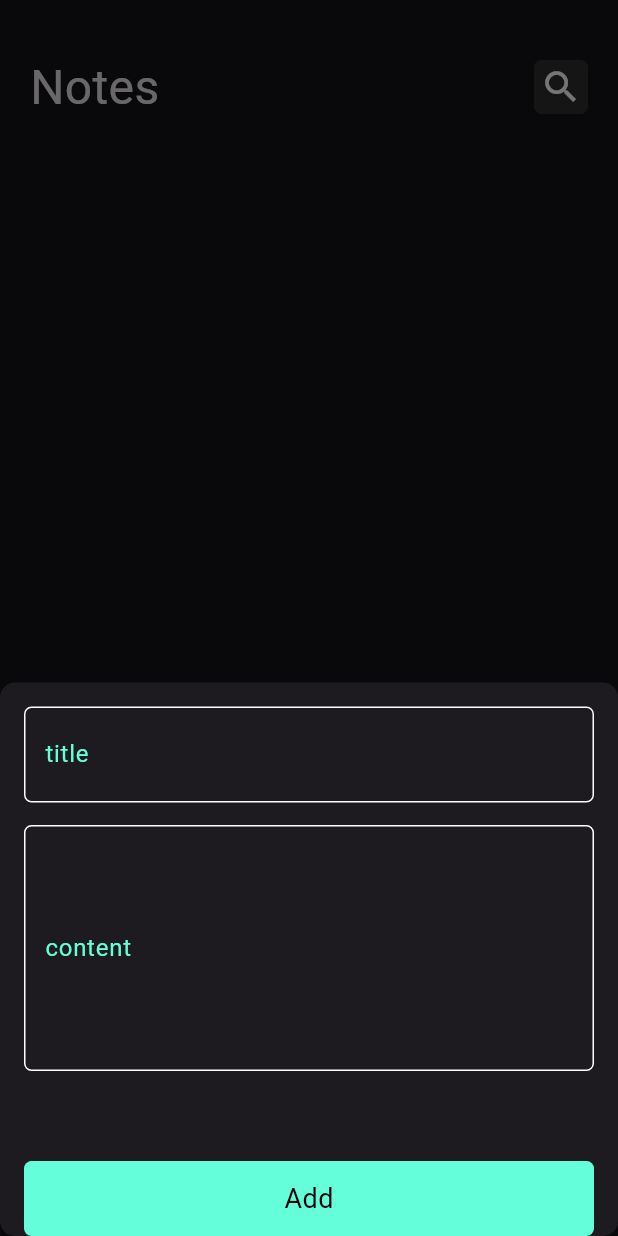
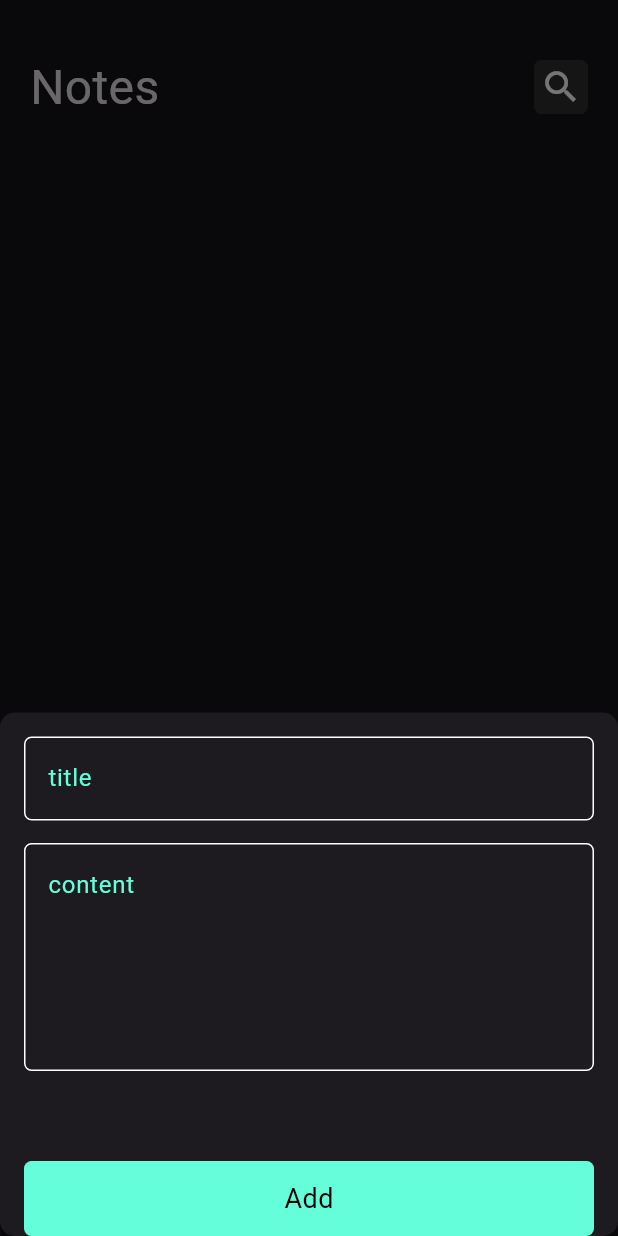
Before and after one commit to nourhanbakry/app_for_notes, a Flutter app: the screen it shows after launch, after a tap on the "add" icon, on a phone screen of 412 x 824 dp. Run offline on Flutter 3.47's test engine with Material 3 defaults, Android fonts, the phone set to English and light mode, and no system bars; our stand-ins replace bloc, flutter_bloc, hive, hive_flutter; accounts and stored records are empty.

Commit message:
edit note done

```diff
--- a/lib/Widgets/add_note_form.dart
+++ b/lib/Widgets/add_note_form.dart
@@ -31,26 +31,27 @@ class _AddNoteFormState extends State<AddNoteForm> {
               onSaved: (value) {
                 title = value;
               },
-              hintText: "title",
-              contentPadding:
-                  const EdgeInsets.symmetric(vertical: 20, horizontal: 10)),
+              hintText: "title"),
           const SizedBox(height: 15),
           CustomTextField(
-              onSaved: (value) {
-                subTitle = value;
-              },
-              hintText: "content",
-              contentPadding:
-                  const EdgeInsets.symmetric(horizontal: 10, vertical: 70)),
+            onSaved: (value) {
+              subTitle = value;
+            },
+            hintText: "content",
+            maxLine: 5,
+          ),
           const SizedBox(height: 60),
           BlocBuilder<AddNoteCubit, AddNoteState>(
             builder: (context, state) {
               return CustomButton(
-                isLoading:  state is LoadingAddNoteState ? true : false,    // to rebuild the button according to state
+                isLoading: state is LoadingAddNoteState
+                    ? true
+                    : false, // to rebuild the button according to state
                 onTap: () {
                   if (globalKey.currentState!.validate()) {
                     globalKey.currentState!.save();
-                    final formattedDate = DateFormat('dd-MM-yyyy').format(DateTime.now());
+                    final formattedDate =
+                        DateFormat('dd-MM-yyyy').format(DateTime.now());
                     var note = NoteModel(
                         title: title!,
                         subTitle: subTitle!,
--- a/lib/Widgets/custom_appbar.dart
+++ b/lib/Widgets/custom_appbar.dart
@@ -4,8 +4,9 @@ import 'package:notes/Widgets/custom_icon.dart';
 class CustomAppbar extends StatelessWidget {
   final String title;
   final IconData icon;
+  final void Function()? onTap;
 
-  const CustomAppbar({super.key, required this.title,required this.icon});
+  const CustomAppbar({super.key, required this.title,required this.icon,this.onTap});
 
   @override
   Widget build(BuildContext context) {
@@ -15,7 +16,7 @@ class CustomAppbar extends StatelessWidget {
         mainAxisAlignment: MainAxisAlignment.spaceBetween,
         children: [
           Text(title, style: const TextStyle(fontSize: 32)),
-           CustomIcon(icon: icon),
+           CustomIcon(icon: icon,onTap: onTap),
         ],
       ),
     );
--- a/lib/Widgets/custom_icon.dart
+++ b/lib/Widgets/custom_icon.dart
@@ -2,12 +2,13 @@ import 'package:flutter/material.dart';
 
 class CustomIcon extends StatelessWidget {
   final IconData icon;
-  const CustomIcon({super.key,required this.icon});
+  final void Function()? onTap;
+  const CustomIcon({super.key, required this.icon,this.onTap});
 
   @override
   Widget build(BuildContext context) {
     return GestureDetector(
-      onTap: () {},
+      onTap: onTap,
       child: Container(
         width: 36,
         height: 36,
--- a/lib/Widgets/custom_note_item.dart
+++ b/lib/Widgets/custom_note_item.dart
@@ -14,7 +14,7 @@ class CustomNoteItem extends StatelessWidget {
     return GestureDetector(
       onTap: () {
         Navigator.push(context, MaterialPageRoute(builder: (context) {
-          return const EditNoteView();
+          return EditNoteView(note: note);
         }));
       },
       child: Padding(
--- a/lib/Widgets/custom_text_field.dart
+++ b/lib/Widgets/custom_text_field.dart
@@ -2,14 +2,12 @@ import 'package:flutter/material.dart';
 
 class CustomTextField extends StatelessWidget {
   final String hintText;
-  final EdgeInsets? contentPadding;
+  final int maxLine;
+  final void Function(String)? onChanged;
+
   void Function(String?)? onSaved;
 
-  CustomTextField(
-      {super.key,
-      required this.hintText,
-       this.contentPadding,
-      this.onSaved});
+  CustomTextField({super.key, required this.hintText, this.onSaved,this.onChanged,this.maxLine = 1});
 
   @override
   Widget build(BuildContext context) {
@@ -21,9 +19,10 @@ class CustomTextField extends StatelessWidget {
           return null;
         }
       },
+      onChanged: onChanged,
       onSaved: onSaved,
+      maxLines: maxLine,
       decoration: InputDecoration(
-        contentPadding: contentPadding,
         hintText: hintText,
         hintStyle: const TextStyle(color: Colors.tealAccent),
         border: OutlineInputBorder(
--- a/lib/models/note_model.dart
+++ b/lib/models/note_model.dart
@@ -6,13 +6,13 @@ part 'note_model.g.dart';
 @HiveType(typeId: 0)
 class NoteModel  extends HiveObject{
   @HiveField(0)
-  final String title;
+   String title;
   @HiveField(1)
-  final String subTitle;
+   String subTitle;
   @HiveField(2)
   final String date;
   @HiveField(3)
-  final int color;
+  int color;
 
   NoteModel({required this.title, required this.subTitle, required this.date, required this.color});
 
```
Also changed, not shown: lib/Views/edit_note_view.dart (+5 -3 lines), lib/Widgets/edit_notes_view_body.dart (+34 -10 lines).
